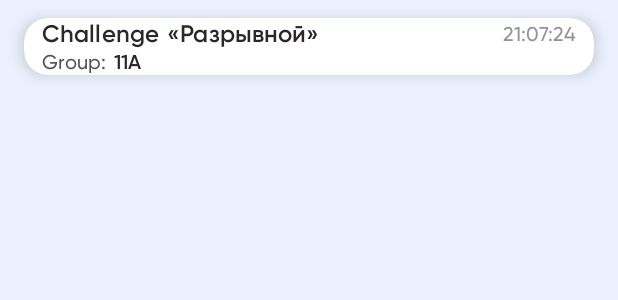
After one commit to AlinaDziamidka/Outdo, an Android app: the layout challenge_card.xml on its own in the app's theme, with its tools: preview values and no code run, on a phone screen of 412 x 824 dp. The commit adds this screen. Shown: the top 300 px of the screen. Run offline under Robolectric (Android 15) with nearby library versions, the phone set to English and light mode, and no system bars.

Commit message:
activity home layout in process

```diff
--- /dev/null
+++ b/app/src/main/res/layout/challenge_card.xml
@@ -0,0 +1,82 @@
+<?xml version="1.0" encoding="utf-8"?>
+<androidx.cardview.widget.CardView xmlns:android="http://schemas.android.com/apk/res/android"
+    xmlns:app="http://schemas.android.com/apk/res-auto"
+    android:id="@+id/rootContainer"
+    android:layout_width="match_parent"
+    android:layout_height="wrap_content"
+    android:layout_marginStart="16dp"
+    android:layout_marginTop="12dp"
+    android:layout_marginEnd="16dp"
+    android:clickable="true"
+    android:focusable="true"
+    app:cardCornerRadius="16dp"
+    app:cardElevation="6dp">
+
+    <androidx.constraintlayout.widget.ConstraintLayout
+        android:id="@+id/challengeViewContainer"
+        android:layout_width="match_parent"
+        android:layout_height="match_parent">
+
+        <TextView
+            android:id="@+id/timeView"
+            style="@style/time_count"
+            android:layout_width="wrap_content"
+            android:layout_height="wrap_content"
+            android:layout_marginTop="2dp"
+            android:layout_marginEnd="12dp"
+            android:text="21:07:24"
+            app:layout_constraintEnd_toEndOf="parent"
+            app:layout_constraintTop_toTopOf="parent" />
+
+        <TextView
+            android:id="@+id/challengeView"
+            style="@style/challenge_name"
+            android:layout_width="wrap_content"
+            android:layout_height="wrap_content"
+            android:layout_marginStart="12dp"
+            android:text="@string/challenge"
+            app:layout_constraintStart_toStartOf="parent"
+            app:layout_constraintTop_toTopOf="parent" />
+
+        <TextView
+            android:id="@+id/challengeNameView"
+            style="@style/challenge_name"
+            android:layout_width="0dp"
+            android:layout_height="wrap_content"
+            android:layout_marginStart="5dp"
+            android:layout_marginEnd="12dp"
+            android:ellipsize="end"
+            android:maxLines="2"
+            android:text="«Разрывной»"
+            app:layout_constraintEnd_toStartOf="@id/timeView"
+            app:layout_constraintStart_toEndOf="@+id/challengeView"
+            app:layout_constraintTop_toTopOf="parent" />
+
+        <TextView
+            android:id="@+id/groupView"
+            style="@style/group"
+            android:layout_width="wrap_content"
+            android:layout_height="wrap_content"
+            android:text="@string/group"
+            app:layout_constraintStart_toStartOf="@id/challengeView"
+            app:layout_constraintTop_toBottomOf="@id/challengeView"/>
+
+        <TextView
+            android:id="@+id/groupNameView"
+            style="@style/group_name"
+            android:layout_width="0dp"
+            android:layout_height="wrap_content"
+            android:text="11A"
+            android:layout_marginStart="5dp"
+            app:layout_constraintStart_toEndOf="@id/groupView"
+            app:layout_constraintTop_toBottomOf="@id/challengeView"
+            app:layout_constraintEnd_toEndOf="parent"
+            android:layout_marginEnd="12dp"
+            android:maxLines="1"
+            android:ellipsize="end"/>
+
+
+    </androidx.constraintlayout.widget.ConstraintLayout>
+
+
+</androidx.cardview.widget.CardView>
--- a/app/src/main/res/values/colors.xml
+++ b/app/src/main/res/values/colors.xml
@@ -11,8 +11,9 @@
     <color name="primary_background_color">#EBF1FE</color>
     <color name="black_text_color">#2C2727</color>
     <color name="blue_text_color">#007AFF</color>
-    <color name="hint_text_color">#2C2727</color>
+    <color name="grey_text_color">#959393</color>
     <color name="sign_in_pressed_darkened_color">#588EF7</color>
-
+    <color name="notification_red_color">#FF4040</color>
+    <color name="grey_darken_text_color">#565353</color>
 
 </resources>
--- a/app/src/main/res/values/strings.xml
+++ b/app/src/main/res/values/strings.xml
@@ -7,5 +7,12 @@
     <string name="password_hint">Password</string>
     <string name="sign_in_action">Sign in</string>
     <string name="forgot_password">tForgot password</string>
+    <string name="hello">Hello </string>
+    <string name="current_challenges">Current challenges</string>
+    <string name="show_all_action">tAll</string>
+    <string name="challenge">Challenge</string>
+    <string name="group">Group:</string>
+
+
 
 </resources>
--- a/app/src/main/res/values/styles.xml
+++ b/app/src/main/res/values/styles.xml
@@ -21,7 +21,7 @@
     </style>
 
     <style name="hint_text" parent="edit_text">
-        <item name="android:textColor">@color/hint_text_color</item>
+        <item name="android:textColor">@color/grey_text_color</item>
         <item name="fontFamily">@font/gilroy_regular</item>
     </style>
 
@@ -29,11 +29,51 @@
         <item name="fontFamily">@font/gilroy_semibold</item>
         <item name="android:letterSpacing">0.005</item>
         <item name="textAllCaps">false</item>
-<!--        <item name="android:stateListAnimator">@animator/sign_in_state_list_animator</item>-->
     </style>
 
-    <style name="forgot_password" parent= "sign_up">
+    <style name="forgot_password" parent="sign_up">
         <item name="fontFamily">@font/gilroy_medium</item>
         <item name="android:letterSpacing">0.005</item>
-</style>
-    </resources>
+    </style>
+
+    <style name="welcome_text">
+        <item name="fontFamily">@font/gilroy_semibold</item>
+        <item name="android:textSize">22sp</item>
+    </style>
+
+    <style name="current_challenges_text">
+        <item name="android:textSize">18sp</item>
+    </style>
+
+    <style name="show_all_text" parent="sign_up">
+        <item name="android:textSize">14sp</item>
+        <item name="android:letterSpacing">0.005</item>
+    </style>
+
+    <style name="notification_count">
+        <item name="android:textSize">10sp</item>
+        <item name="android:textColor">@color/white</item>
+    </style>
+
+    <style name="time_count">
+        <item name="android:textColor">@color/grey_text_color</item>
+        <item name="android:textSize">13sp</item>
+        <item name="android:letterSpacing">0.005</item>
+    </style>
+
+    <style name="challenge_name" parent="sign_in_action">
+        <item name="android:textSize">16sp</item>
+    </style>
+
+    <style name="group" parent="time_count">
+        <item name="android:textColor">@color/grey_darken_text_color</item>
+    </style>
+
+    <style name="group_name">
+        <item name="fontFamily">@font/gilroy_semibold</item>
+        <item name="android:textSize">13sp</item>
+        <item name="android:letterSpacing">0.005</item>
+    </style>
+
+
+</resources>
```
Also changed, not shown: app/src/main/res/drawable/bg_notification_count.xml (added, +7 -0 lines), app/src/main/res/drawable/ic_bell.xml (added, +20 -0 lines), app/src/main/res/drawable/ic_eye_invisible.xml (added, +9 -0 lines), app/src/main/res/drawable/ic_eye_visible.xml (added, +9 -0 lines), app/src/main/res/layout/activity_home.xml (added, +79 -0 lines), app/src/main/res/layout/activity_registration.xml (+4 -80 lines), app/src/main/res/layout/sign_in_field.xml (added, +91 -0 lines), 1 other file.
